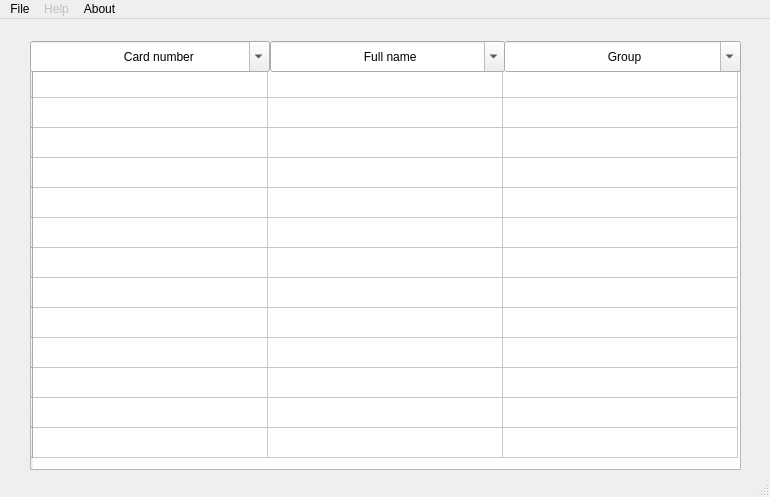
This is ui/admin2.ui in TarasRudnyk/Students_health_records as Qt 5 draws it before an edit. The edited form follows.
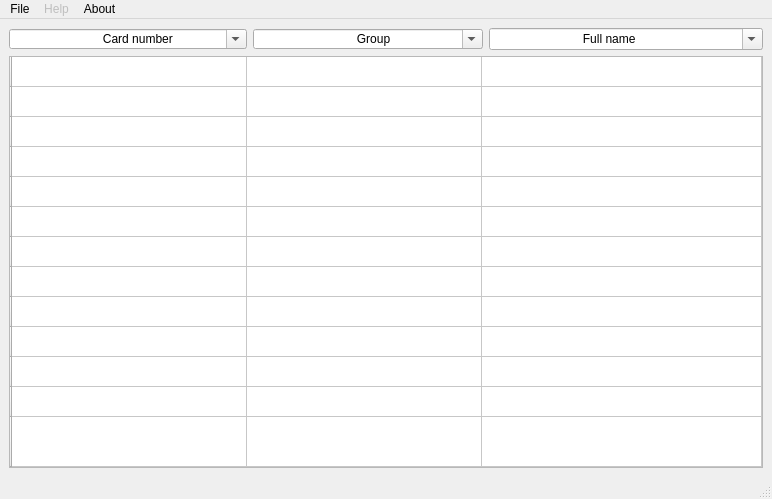
This is the edited form. Icons and pictures are not drawn.

Commit message: Admin show users info.

```diff
--- a/ui/admin2.ui
+++ b/ui/admin2.ui
@@ -9,7 +9,7 @@
    <rect>
     <x>0</x>
     <y>0</y>
-    <width>770</width>
+    <width>772</width>
     <height>497</height>
    </rect>
   </property>
@@ -21,174 +21,200 @@
     <normaloff>icon.jpg</normaloff>icon.jpg</iconset>
   </property>
   <widget class="QWidget" name="centralwidget">
-   <widget class="QTableWidget" name="user_info_tableWidget">
-    <property name="geometry">
-     <rect>
-      <x>30</x>
-      <y>30</y>
-      <width>711</width>
-      <height>421</height>
-     </rect>
-    </property>
-    <attribute name="horizontalHeaderDefaultSectionSize">
-     <number>235</number>
-    </attribute>
-    <row>
-     <property name="text">
-      <string/>
-     </property>
-    </row>
-    <row>
-     <property name="text">
-      <string/>
-     </property>
-    </row>
-    <row>
-     <property name="text">
-      <string/>
-     </property>
-    </row>
-    <row>
-     <property name="text">
-      <string/>
-     </property>
-    </row>
-    <row>
-     <property name="text">
-      <string/>
-     </property>
-    </row>
-    <row>
-     <property name="text">
-      <string/>
-     </property>
-    </row>
-    <row>
-     <property name="text">
-      <string/>
-     </property>
-    </row>
-    <row>
-     <property name="text">
-      <string/>
-     </property>
-    </row>
-    <row>
-     <property name="text">
-      <string/>
-     </property>
-    </row>
-    <row>
-     <property name="text">
-      <string/>
-     </property>
-    </row>
-    <row>
-     <property name="text">
-      <string/>
-     </property>
-    </row>
-    <row>
-     <property name="text">
-      <string/>
-     </property>
-    </row>
-    <row>
-     <property name="text">
-      <string/>
-     </property>
-    </row>
-    <column>
-     <property name="text">
-      <string/>
-     </property>
-    </column>
-    <column>
-     <property name="text">
-      <string/>
-     </property>
-    </column>
-    <column>
-     <property name="text">
-      <string/>
-     </property>
-    </column>
-   </widget>
-   <widget class="QComboBox" name="Card_number_comboBox">
-    <property name="geometry">
-     <rect>
-      <x>30</x>
-      <y>22</y>
-      <width>240</width>
-      <height>31</height>
-     </rect>
-    </property>
-    <property name="font">
-     <font>
-      <strikeout>false</strikeout>
-     </font>
-    </property>
-    <property name="editable">
-     <bool>true</bool>
-    </property>
-    <property name="currentText">
-     <string>                           Card number</string>
-    </property>
-    <property name="minimumContentsLength">
-     <number>0</number>
-    </property>
-    <item>
-     <property name="text">
-      <string notr="true">                           Card number</string>
-     </property>
+   <layout class="QGridLayout" name="gridLayout_3">
+    <item row="0" column="0">
+     <widget class="QComboBox" name="Card_number_comboBox">
+      <property name="maximumSize">
+       <size>
+        <width>238</width>
+        <height>20</height>
+       </size>
+      </property>
+      <property name="font">
+       <font>
+        <strikeout>false</strikeout>
+       </font>
+      </property>
+      <property name="editable">
+       <bool>true</bool>
+      </property>
+      <property name="currentText">
+       <string>                           Card number</string>
+      </property>
+      <property name="minimumContentsLength">
+       <number>0</number>
+      </property>
+      <item>
+       <property name="text">
+        <string notr="true">                           Card number</string>
+       </property>
+      </item>
+     </widget>
     </item>
-   </widget>
-   <widget class="QComboBox" name="Full_name_comboBox">
-    <property name="enabled">
-     <bool>true</bool>
-    </property>
-    <property name="geometry">
-     <rect>
-      <x>270</x>
-      <y>22</y>
-      <width>235</width>
-      <height>31</height>
-     </rect>
-    </property>
-    <property name="editable">
-     <bool>true</bool>
-    </property>
-    <item>
-     <property name="text">
-      <string>                           Full name</string>
-     </property>
+    <item row="0" column="1">
+     <widget class="QComboBox" name="Group_ComboBox">
+      <property name="maximumSize">
+       <size>
+        <width>230</width>
+        <height>20</height>
+       </size>
+      </property>
+      <property name="editable">
+       <bool>true</bool>
+      </property>
+      <property name="currentText">
+       <string>                              Group</string>
+      </property>
+      <item>
+       <property name="text">
+        <string>                              Group</string>
+       </property>
+      </item>
+     </widget>
     </item>
-   </widget>
-   <widget class="QComboBox" name="Group_ComboBox">
-    <property name="geometry">
-     <rect>
-      <x>504</x>
-      <y>22</y>
-      <width>237</width>
-      <height>31</height>
-     </rect>
-    </property>
-    <property name="editable">
-     <bool>true</bool>
-    </property>
-    <item>
-     <property name="text">
-      <string>                              Group</string>
-     </property>
+    <item row="0" column="2">
+     <widget class="QComboBox" name="Full_name_comboBox">
+      <property name="enabled">
+       <bool>true</bool>
+      </property>
+      <property name="editable">
+       <bool>true</bool>
+      </property>
+      <property name="currentText">
+       <string>Full name </string>
+      </property>
+      <item>
+       <property name="text">
+        <string>                           Full name</string>
+       </property>
+      </item>
+     </widget>
     </item>
-   </widget>
+    <item row="1" column="0" colspan="3">
+     <widget class="QTableWidget" name="user_info_tableWidget">
+      <property name="minimumSize">
+       <size>
+        <width>754</width>
+        <height>412</height>
+       </size>
+      </property>
+      <attribute name="horizontalHeaderVisible">
+       <bool>false</bool>
+      </attribute>
+      <attribute name="horizontalHeaderCascadingSectionResizes">
+       <bool>true</bool>
+      </attribute>
+      <attribute name="horizontalHeaderDefaultSectionSize">
+       <number>235</number>
+      </attribute>
+      <attribute name="horizontalHeaderMinimumSectionSize">
+       <number>200</number>
+      </attribute>
+      <attribute name="horizontalHeaderShowSortIndicator" stdset="0">
+       <bool>true</bool>
+      </attribute>
+      <attribute name="horizontalHeaderStretchLastSection">
+       <bool>true</bool>
+      </attribute>
+      <attribute name="verticalHeaderCascadingSectionResizes">
+       <bool>true</bool>
+      </attribute>
+      <attribute name="verticalHeaderShowSortIndicator" stdset="0">
+       <bool>true</bool>
+      </attribute>
+      <attribute name="verticalHeaderStretchLastSection">
+       <bool>true</bool>
+      </attribute>
+      <row>
+       <property name="text">
+        <string/>
+       </property>
+      </row>
+      <row>
+       <property name="text">
+        <string/>
+       </property>
+      </row>
+      <row>
+       <property name="text">
+        <string/>
+       </property>
+      </row>
+      <row>
+       <property name="text">
+        <string/>
+       </property>
+      </row>
+      <row>
+       <property name="text">
+        <string/>
+       </property>
+      </row>
+      <row>
+       <property name="text">
+        <string/>
+       </property>
+      </row>
+      <row>
+       <property name="text">
+        <string/>
+       </property>
+      </row>
+      <row>
+       <property name="text">
+        <string/>
+       </property>
+      </row>
+      <row>
+       <property name="text">
+        <string/>
+       </property>
+      </row>
+      <row>
+       <property name="text">
+        <string/>
+       </property>
+      </row>
+      <row>
+       <property name="text">
+        <string/>
+       </property>
+      </row>
+      <row>
+       <property name="text">
+        <string/>
+       </property>
+      </row>
+      <row>
+       <property name="text">
+        <string/>
+       </property>
+      </row>
+      <column>
+       <property name="text">
+        <string/>
+       </property>
+      </column>
+      <column>
+       <property name="text">
+        <string/>
+       </property>
+      </column>
+      <column>
+       <property name="text">
+        <string/>
+       </property>
+      </column>
+     </widget>
+    </item>
+   </layout>
   </widget>
   <widget class="QMenuBar" name="menubar">
    <property name="geometry">
     <rect>
      <x>0</x>
      <y>0</y>
-     <width>770</width>
+     <width>772</width>
      <height>21</height>
     </rect>
    </property>
```
The commit also changes 2 other files.
